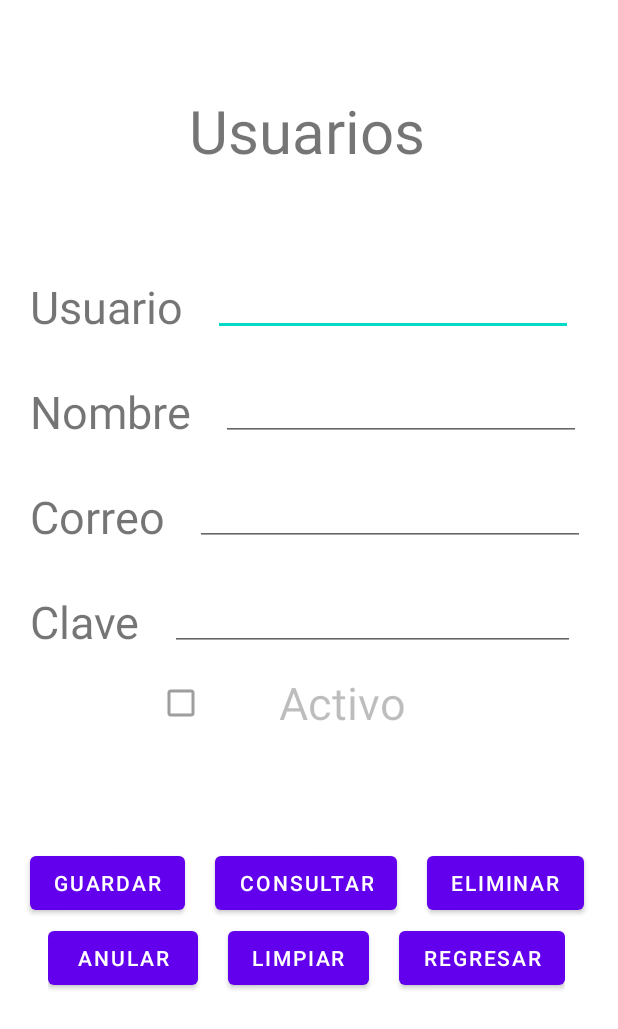
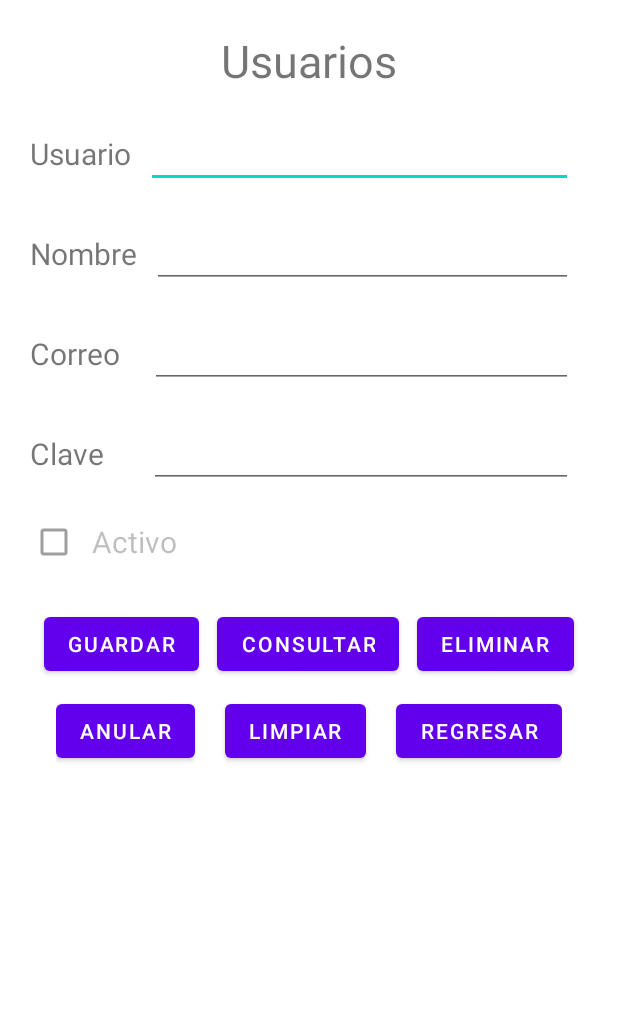
Before and after one commit to andresduke024/android-cesde, an Android app: the UsuariosActivity screen opened directly, with no data from a screen before it, on a phone screen of 412 x 824 dp. Shown: the top 1029 px of the screen. Run offline under Robolectric (Android 15) with nearby library versions, the phone set to English and light mode, and no system bars; our stand-ins replace Volley.

```diff
--- a/app/src/main/AndroidManifest.xml
+++ b/app/src/main/AndroidManifest.xml
@@ -15,6 +15,7 @@
         android:roundIcon="@mipmap/ic_launcher_round"
         android:supportsRtl="true"
         android:theme="@style/Theme.Empresa"
+        android:usesCleartextTraffic="true"
         tools:targetApi="31">
         <activity
             android:name=".UsuariosActivity"
--- a/app/src/main/java/com/example/empresa/SesionFragment.java
+++ b/app/src/main/java/com/example/empresa/SesionFragment.java
@@ -68,8 +68,7 @@ public class SesionFragment extends Fragment implements Response.Listener<JSONOb
             jetcorreo.requestFocus();
         }
         else{
-//            String url = "http://172.18.74.101:80/WebServices/ingreso.php?correo="+jetcorreo.getText().toString()+"&clave="+jetclave.getText().toString();
-            String url = "http://127.0.0.1:80/WebServices/ingreso.php?correo="+jetcorreo.getText().toString()+"&clave="+jetclave.getText().toString();
+            String url = Constants.API + "ingreso.php?correo="+jetcorreo.getText().toString()+"&clave="+jetclave.getText().toString();
 
             jrq = new JsonObjectRequest(Request.Method.GET,url,null,this,this);
             rq.add(jrq);
@@ -77,10 +76,9 @@ public class SesionFragment extends Fragment implements Response.Listener<JSONOb
         }
     }
 
-
     @Override
     public void onErrorResponse(VolleyError error) {
-        Toast.makeText(getContext(), "Error, usuario no", Toast.LENGTH_SHORT).show();
+        Toast.makeText(getContext(), "Error, usuario o contraseña incorrectos", Toast.LENGTH_SHORT).show();
     }
 
     @Override
--- a/app/src/main/res/layout/activity_usuarios.xml
+++ b/app/src/main/res/layout/activity_usuarios.xml
@@ -8,134 +8,130 @@
     android:orientation="horizontal">
 
     <LinearLayout
-        android:layout_width="409dp"
-        android:layout_height="729dp"
+        android:layout_width="match_parent"
+        android:layout_height="match_parent"
+        android:layout_marginHorizontal="20dp"
         android:orientation="vertical"
         tools:layout_editor_absoluteX="1dp"
         tools:layout_editor_absoluteY="1dp">
 
         <TextView
-            android:layout_width="410dp"
+            android:layout_width="match_parent"
             android:layout_height="wrap_content"
-            android:layout_marginTop="60dp"
+            android:layout_marginTop="20dp"
+            android:layout_marginBottom="10dp"
             android:gravity="center"
+            android:textAlignment="center"
             android:text="Usuarios"
-            android:textSize="40dp" />
+            android:textSize="30dp" />
 
         <LinearLayout
             android:layout_width="match_parent"
-            android:layout_height="70dp"
-            android:layout_marginTop="40dp">
+            android:layout_height="wrap_content"
+            android:paddingVertical="12dp">
 
             <TextView
                 android:layout_width="wrap_content"
                 android:layout_height="wrap_content"
-                android:layout_marginLeft="20dp"
-                android:layout_marginTop="20dp"
                 android:text="Usuario"
-                android:textSize="30dp" />
+                android:textSize="20dp" />
 
             <EditText
                 android:id="@+id/etusuario"
-                android:layout_width="240dp"
+                android:layout_width="match_parent"
                 android:layout_height="wrap_content"
-                android:layout_marginLeft="20dp"
-                android:layout_marginTop="20dp"
-                android:textSize="30dp" />
+                android:layout_marginHorizontal="10dp"
+                android:textSize="16dp" />
 
         </LinearLayout>
 
         <LinearLayout
             android:layout_width="match_parent"
-            android:layout_height="70dp">
+            android:layout_height="wrap_content"
+            android:paddingVertical="12dp">
 
             <TextView
                 android:layout_width="wrap_content"
                 android:layout_height="wrap_content"
-                android:layout_marginLeft="20dp"
-                android:layout_marginTop="20dp"
                 android:text="Nombre"
-                android:textSize="30dp" />
+                android:textSize="20dp" />
 
             <EditText
                 android:id="@+id/etnombre"
-                android:layout_width="240dp"
+                android:layout_width="match_parent"
                 android:layout_height="wrap_content"
-                android:layout_marginLeft="20dp"
-                android:layout_marginTop="20dp"
-                android:textSize="30dp" />
+                android:layout_marginHorizontal="10dp"
+                android:textSize="16dp" />
 
         </LinearLayout>
 
         <LinearLayout
             android:layout_width="match_parent"
-            android:layout_height="70dp">
+            android:layout_height="wrap_content"
+            android:paddingVertical="12dp">
 
             <TextView
                 android:layout_width="wrap_content"
                 android:layout_height="wrap_content"
-                android:layout_marginLeft="20dp"
-                android:layout_marginTop="20dp"
                 android:text="Correo"
-                android:textSize="30dp" />
+                android:textSize="20dp" />
 
             <EditText
                 android:id="@+id/etcorreo"
-                android:layout_width="260dp"
+                android:layout_width="match_parent"
                 android:layout_height="wrap_content"
+                android:layout_marginRight="10dp"
                 android:layout_marginLeft="20dp"
                 android:inputType="textEmailAddress"
-                android:layout_marginTop="20dp"
-                android:textSize="30dp" />
+                android:textSize="16dp" />
 
         </LinearLayout>
 
         <LinearLayout
             android:layout_width="match_parent"
-            android:layout_height="70dp">
+            android:layout_height="wrap_content"
+            android:paddingVertical="12dp">
 
             <TextView
                 android:layout_width="wrap_content"
                 android:layout_height="wrap_content"
-                android:layout_marginLeft="20dp"
-                android:layout_marginTop="20dp"
                 android:text="Clave"
-                android:textSize="30dp" />
+                android:textSize="20dp" />
 
             <EditText
                 android:id="@+id/etclave"
-                android:layout_width="270dp"
+                android:inputType="textPassword"
+                android:layout_width="match_parent"
                 android:layout_height="wrap_content"
-                android:layout_marginLeft="20dp"
-                android:inputType="textPassword"
-                android:layout_marginTop="20dp"
-                android:textSize="30dp" />
-
-        </LinearLayout>
-
-        <LinearLayout
-            android:layout_width="200dp"
-            android:layout_height="70dp"
-            android:layout_gravity="center">
-
-            <CheckBox
-                android:id="@+id/cbactivo"
-                android:layout_width="200dp"
-                android:layout_height="wrap_content"
-                android:layout_gravity="center"
-                android:enabled="false"
-                android:layout_weight="1"
-                android:gravity="center"
-                android:text="  Activo"
-                android:textSize="30dp" />
+                android:layout_marginRight="10dp"
+                android:layout_marginLeft="30dp"
+                android:textSize="16dp" />
 
         </LinearLayout>
 
         <LinearLayout
             android:layout_width="match_parent"
-            android:layout_height="50dp"
+            android:layout_height="wrap_content"
+            android:layout_gravity="left">
+
+            <CheckBox
+                android:id="@+id/cbactivo"
+                android:layout_width="match_parent"
+                android:layout_height="wrap_content"
+                android:layout_gravity="left"
+                android:enabled="false"
+                android:layout_weight="1"
+                android:gravity="center_vertical"
+                android:text="  Activo"
+                android:textSize="20dp" />
+
+        </LinearLayout>
+
+        <LinearLayout
+            android:layout_width="match_parent"
+            android:layout_height="wrap_content"
             android:layout_gravity="center"
-            android:layout_marginTop="60dp"
+            android:layout_marginTop="20dp"
             android:gravity="center">
 
 
@@ -151,15 +147,15 @@
                 android:layout_width="wrap_content"
                 android:layout_height="wrap_content"
                 android:onClick="Consultar"
-                android:layout_marginLeft="20dp"
+                android:layout_marginLeft="12dp"
                 android:text="Consultar" />
 
             <Button
                 android:id="@+id/bteliminar"
                 android:layout_width="wrap_content"
                 android:layout_height="wrap_content"
-                android:onClick="eliminar"
-                android:layout_marginLeft="20dp"
+                android:onClick="Eliminar"
+                android:layout_marginLeft="12dp"
                 android:text="eliminar" />
 
 
@@ -167,31 +163,31 @@
 
         <LinearLayout
             android:layout_width="wrap_content"
-            android:layout_height="50dp"
+            android:layout_height="wrap_content"
             android:layout_gravity="center"
+            android:layout_marginTop="10dp"
             android:gravity="center">
 
 
             <Button
                 android:id="@+id/btanular"
-                android:layout_width="100dp"
+                android:layout_width="wrap_content"
                 android:layout_height="wrap_content"
-                android:onClick="anular"
+                android:onClick="Anular"
                 android:text="Anular" />
 
             <Button
                 android:id="@+id/btlimpiar"
                 android:layout_width="wrap_content"
                 android:layout_height="wrap_content"
-                android:layout_marginLeft="20dp"
-                android:onClick="limpiar"
+                android:layout_marginHorizontal="20dp"
+                android:onClick="Limpiar"
                 android:text="Limpiar" />
 
             <Button
                 android:id="@+id/btregresar"
                 android:layout_width="wrap_content"
                 android:layout_height="wrap_content"
-                android:layout_marginLeft="20dp"
                 android:onClick="Regresar"
                 android:text="Regresar" />
 
```
Also changed, not shown: app/src/main/java/com/example/empresa/Constants.java (added, +14 -0 lines), app/src/main/java/com/example/empresa/UsuariosActivity.java (+29 -18 lines), app/src/main/res/layout/fragment_sesion.xml (+24 -14 lines).
